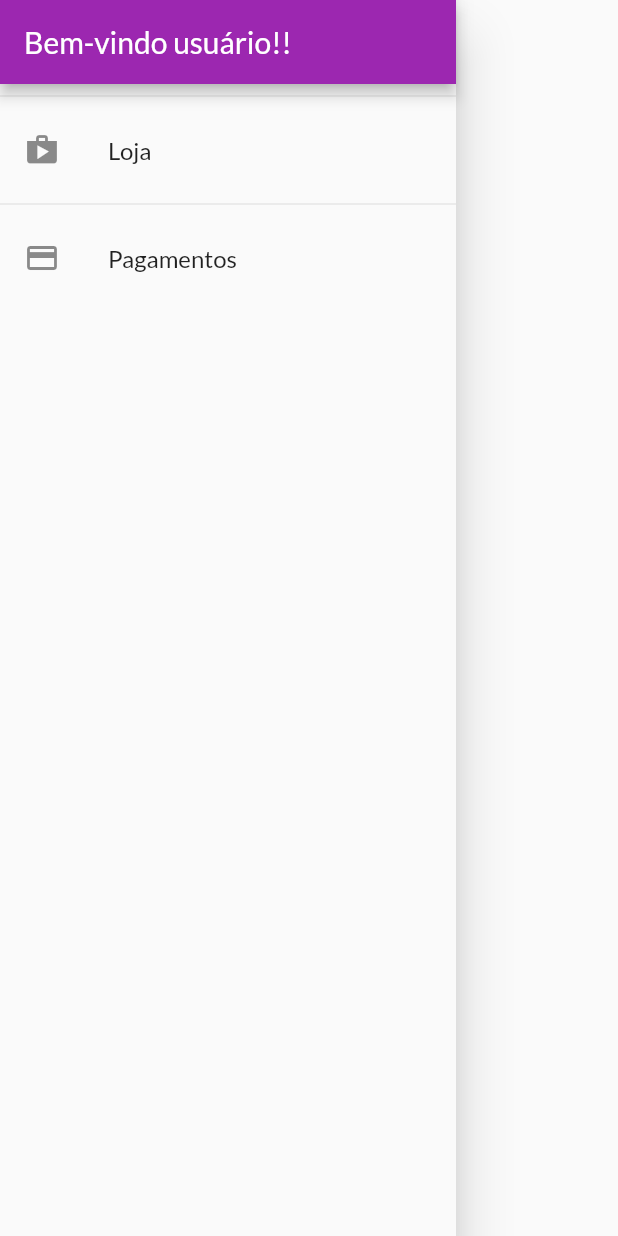
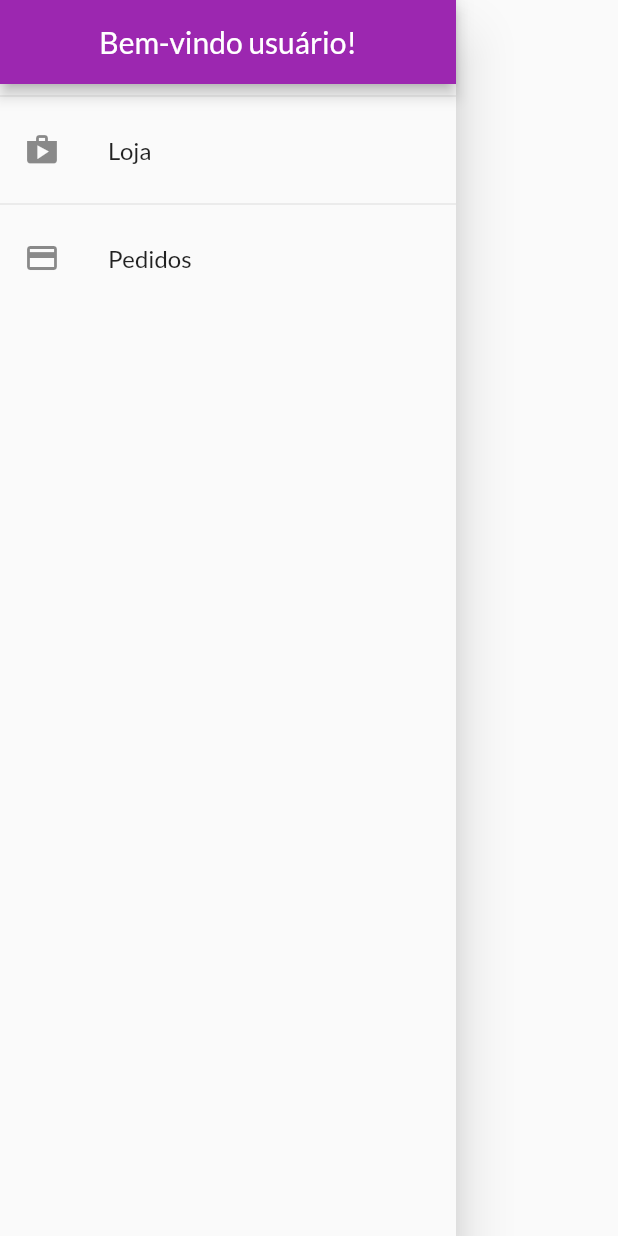
Before and after one commit to thiagonishimura/shop, a Flutter app: the AppDrawer widget shown alone on an empty page, opened directly, on a phone screen of 412 x 824 dp. Run offline on Flutter 3.47's test engine with Material 2 defaults, Android fonts, the phone set to English and light mode, and no system bars; network calls fail.

Commit message:
Componentes Pedidos
Implementação dos componentes dos pedidos.

```diff
--- a/shop/lib/components/app_drawer.dart
+++ b/shop/lib/components/app_drawer.dart
@@ -12,7 +12,13 @@ class AppDrawer extends StatelessWidget {
       child: Column(
         children: [
           AppBar(
-            title: Text('Bem-vindo usuário!!'),
+            title: Container(
+              alignment: Alignment.center,
+              child: Text(
+                'Bem-vindo usuário!',
+              ),
+            ),
+            automaticallyImplyLeading: false,
           ),
           Divider(),
           ListTile(
@@ -27,7 +33,7 @@ class AppDrawer extends StatelessWidget {
           Divider(),
           ListTile(
             leading: Icon(Icons.payment),
-            title: Text('Pagamentos'),
+            title: Text('Pedidos'),
             onTap: () {
               Navigator.of(context).pushReplacementNamed(
                 AppRouters.ORDERS,
```
Also changed, not shown: shop/lib/components/order.dart (added, +29 -0 lines), shop/lib/pages/orders_page.dart (+10 -0 lines).
